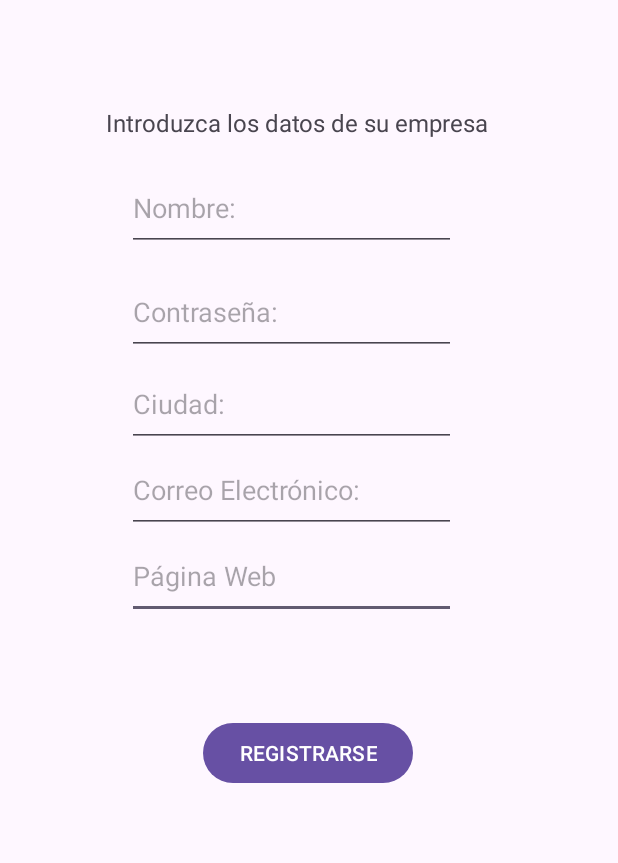
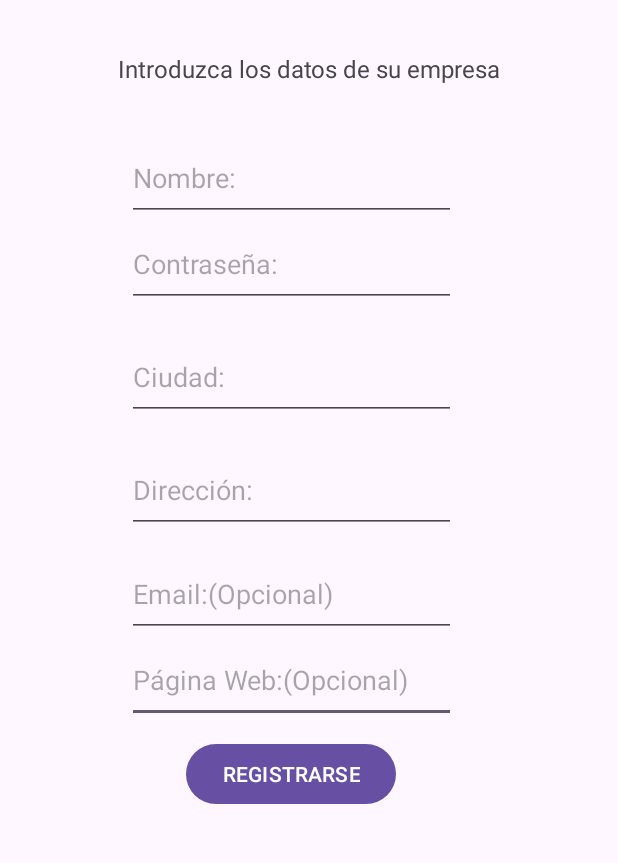
Before and after one commit to AsobrinoM/STOCKER2, an Android app: the ActividadRegistro screen opened directly, with no data from a screen before it, on a phone screen of 412 x 824 dp, the part 98-961 px from its top. Run offline under Robolectric (Android 15) with nearby library versions, the phone set to English and light mode, and no system bars; our stand-ins replace Firebase (no records; nobody signed in at launch, a user with empty details on screens opened directly).

Commit message:
he hecho
bastante cosa logica

```diff
--- a/app/src/main/java/com/example/stocker2/BuscarTienda.kt
+++ b/app/src/main/java/com/example/stocker2/BuscarTienda.kt
@@ -68,7 +68,7 @@ class BuscarTienda : AppCompatActivity(),SupermercadosAdapter.OnItemClickListene
         setContentView(binding.root)
     }
     override fun onCreateOptionsMenu(menu: Menu?): Boolean {
-        menuInflater.inflate(R.menu.menu_main3, menu)
+        menuInflater.inflate(R.menu.menu_main2, menu)
         return true
     }
     private fun initRecicleView() {
@@ -80,6 +80,7 @@ class BuscarTienda : AppCompatActivity(),SupermercadosAdapter.OnItemClickListene
         adapter.setOnItemClickListener(this)
         val mySharedPreferences=getSharedPreferences(packageName+"_preferences", Context.MODE_PRIVATE)
         adapter.setFiltroCiudad(mySharedPreferences.getString("ciudad",""))
+        adapter.setFiltroSucursal(mySharedPreferences.getString("sucursal",""))
     }
     private fun cargarDatosDesdeFirestore() {
         myCollection
--- a/app/src/main/java/com/example/stocker2/SuperMercado.kt
+++ b/app/src/main/java/com/example/stocker2/SuperMercado.kt
@@ -3,7 +3,7 @@ package com.example.stocker2
 data class SuperMercado(
     var nombre: String = "",
     val Ciudad: String = "",
-    val correo: String = "",
+    val direccion: String = "",
     val id:Int=0
 
 )
--- a/app/src/main/res/layout/layout_registro.xml
+++ b/app/src/main/res/layout/layout_registro.xml
@@ -4,6 +4,7 @@
     xmlns:tools="http://schemas.android.com/tools"
     android:layout_width="match_parent"
     android:layout_height="match_parent">
+
     <include
         android:id="@+id/appbar"
         layout="@layout/toolbar"
@@ -16,58 +17,73 @@
         android:id="@+id/ETPWBEmp"
         android:layout_width="219dp"
         android:layout_height="57dp"
+        android:layout_marginStart="84dp"
         android:layout_marginEnd="108dp"
         android:ems="10"
         android:hint="@string/Web"
         android:inputType="text"
         app:layout_constraintEnd_toEndOf="parent"
+        app:layout_constraintHorizontal_bias="1.0"
+        app:layout_constraintStart_toStartOf="parent"
         app:layout_constraintTop_toBottomOf="@+id/ETTLF" />
 
     <EditText
         android:id="@+id/ETTLF"
         android:layout_width="219dp"
         android:layout_height="57dp"
+        android:layout_marginStart="84dp"
+        android:layout_marginTop="12dp"
         android:layout_marginEnd="108dp"
         android:ems="10"
         android:hint="@string/correo_electr_nico"
         android:inputType="text"
         app:layout_constraintEnd_toEndOf="parent"
-        app:layout_constraintTop_toBottomOf="@+id/ETCiuEmpr" />
+        app:layout_constraintHorizontal_bias="1.0"
+        app:layout_constraintStart_toStartOf="parent"
+        app:layout_constraintTop_toBottomOf="@+id/ETDir" />
 
     <EditText
         android:id="@+id/ETID"
         android:layout_width="219dp"
         android:layout_height="57dp"
-        android:layout_marginTop="12dp"
+        android:layout_marginStart="84dp"
         android:layout_marginEnd="108dp"
         android:ems="10"
         android:hint="@string/txtCont"
         android:inputType="textPassword"
         app:layout_constraintEnd_toEndOf="parent"
+        app:layout_constraintHorizontal_bias="1.0"
+        app:layout_constraintStart_toStartOf="parent"
         app:layout_constraintTop_toBottomOf="@+id/ETNomEmpr" />
 
     <EditText
         android:id="@+id/ETCiuEmpr"
         android:layout_width="219dp"
         android:layout_height="57dp"
-        android:layout_marginTop="4dp"
+        android:layout_marginStart="84dp"
+        android:layout_marginTop="18dp"
         android:layout_marginEnd="108dp"
         android:ems="10"
         android:hint="@string/txtLoc"
         android:inputType="text"
         app:layout_constraintEnd_toEndOf="parent"
+        app:layout_constraintHorizontal_bias="1.0"
+        app:layout_constraintStart_toStartOf="parent"
         app:layout_constraintTop_toBottomOf="@+id/ETID" />
 
     <EditText
         android:id="@+id/ETNomEmpr"
         android:layout_width="219dp"
         android:layout_height="57dp"
-        android:layout_marginTop="12dp"
+        android:layout_marginStart="84dp"
+        android:layout_marginTop="28dp"
         android:layout_marginEnd="108dp"
         android:ems="10"
         android:hint="@string/txtNomb"
         android:inputType="text"
         app:layout_constraintEnd_toEndOf="parent"
+        app:layout_constraintHorizontal_bias="1.0"
+        app:layout_constraintStart_toStartOf="parent"
         app:layout_constraintTop_toBottomOf="@+id/lbIntDat" />
 
     <TextView
@@ -75,24 +91,41 @@
         android:layout_width="307dp"
         android:layout_height="27dp"
 
-        android:layout_marginTop="136dp"
+        android:layout_marginTop="100dp"
+        android:layout_marginBottom="11dp"
         android:text="@string/LbIntReg"
         android:textAlignment="center"
         android:textSize="16sp"
+        app:layout_constraintBottom_toTopOf="@+id/ETNomEmpr"
         app:layout_constraintEnd_toEndOf="parent"
-        app:layout_constraintHorizontal_bias="0.426"
         app:layout_constraintStart_toStartOf="parent"
-        app:layout_constraintTop_toTopOf="parent" />
+        app:layout_constraintTop_toTopOf="parent"
+        app:layout_constraintVertical_bias="0.84" />
 
     <Button
         android:id="@+id/btnRegReg"
         android:layout_width="wrap_content"
         android:layout_height="wrap_content"
+        android:layout_marginTop="10dp"
         android:text="@string/btnRegEmp"
-        app:layout_constraintBottom_toBottomOf="parent"
         app:layout_constraintEnd_toEndOf="parent"
-        app:layout_constraintHorizontal_bias="0.498"
+        app:layout_constraintHorizontal_bias="0.457"
         app:layout_constraintStart_toStartOf="parent"
-        app:layout_constraintTop_toBottomOf="@+id/ETPWBEmp"
-        app:layout_constraintVertical_bias="0.22" />
+        app:layout_constraintTop_toBottomOf="@+id/ETPWBEmp" />
+
+    <EditText
+        android:id="@+id/ETDir"
+        android:layout_width="219dp"
+        android:layout_height="57dp"
+        android:layout_marginStart="84dp"
+        android:layout_marginTop="18dp"
+        android:layout_marginEnd="108dp"
+        android:ems="10"
+        android:hint="@string/direcci_n"
+        android:inputType="text"
+        app:layout_constraintEnd_toEndOf="parent"
+        app:layout_constraintHorizontal_bias="1.0"
+        app:layout_constraintStart_toStartOf="parent"
+        app:layout_constraintTop_toBottomOf="@+id/ETCiuEmpr" />
+
 </androidx.constraintlayout.widget.ConstraintLayout>
--- a/app/src/main/res/menu/menu_main2.xml
+++ b/app/src/main/res/menu/menu_main2.xml
@@ -8,7 +8,7 @@
         android:layout_width="wrap_content"
         android:layout_height="wrap_content"
         android:icon="@android:drawable/ic_dialog_info"
-        android:title="@string/strAccWeb"
+        android:title="@string/strAcDe"
         app:showAsAction="always|collapseActionView|withText" />
 
 </menu>
--- a/app/src/main/res/values/strings.xml
+++ b/app/src/main/res/values/strings.xml
@@ -1,5 +1,5 @@
 <resources>
-    <string name="app_name">Stocker2</string>
+    <string name="app_name">Stocker</string>
     <string name="btnRegEmp">REGISTRARSE</string>
     <string name="btnExit">Volver</string>
     <string name="LbIntReg">Introduzca los datos de su empresa</string>
@@ -22,20 +22,25 @@
     <string name="strllamar">Llamar</string>
     <string name="strmail">Mail</string>
     <string name="strubi">Ubicación</string>
-    <string name="strAcDe">Acerca de...</string>
+    <string name="strAcDe">Acerca de…</string>
     <string name="strAccWeb">Acceso a web</string>
     <string name="MiNombre">Antonio Sobrino Martín</string>
     <string name="appname">STOCKER</string>
     <string name="tlf">Contacto</string>
-    <string name="Web">Página Web</string>
+    <string name="Web">Página Web:(Opcional)</string>
     <string name="tus_productos">Tus productos:</string>
     <string name="verMs">Ver Más</string>
     <string name="estos_son_nuestros_productos_disponibles">Estos son nuestros productos disponibles:</string>
-    <string name="correo_electr_nico">Correo Electrónico:</string>
+    <string name="correo_electr_nico">Email:(Opcional)</string>
     <string name="registrarse">Registrarse</string>
     <string name="mandar_email">Mandar Email</string>
     <string name="que_es_stocker">¿Que es Stocker?</string>
     <string name="reply_title" />
+    <string name="pref_nmb">Nombre de Sucursal:</string>
+    <string name="direcci_n">Dirección:</string>
+    <string name="deseabl">Solo para empresas: Desea que sus datos se almacenen para no tener que iniciar sesion todo el rato?</string>
+    <string name="supcont">Quieres que solo te salgan supermercados de una sucursal concreta?</string>
+    <string name="ciupref">Decide si quieres limitar tus busquedas a tu ciudad</string>
 
 
 </resources>
```
Also changed, not shown: app/src/main/java/com/example/stocker2/ActividadInicioSesion.kt (+31 -24 lines), app/src/main/java/com/example/stocker2/ActividadRegistro.kt (+7 -6 lines), app/src/main/java/com/example/stocker2/MainActivity.kt (+6 -3 lines), app/src/main/java/com/example/stocker2/adapter/SupermercadosAdapter.kt (+43 -35 lines), app/src/main/res/layout/layout_inicio_sesion.xml (+44 -21 lines), app/src/main/res/values/arrays.xml (+26 -0 lines), app/src/main/res/xml/preferencias.xml (+19 -1 lines).
